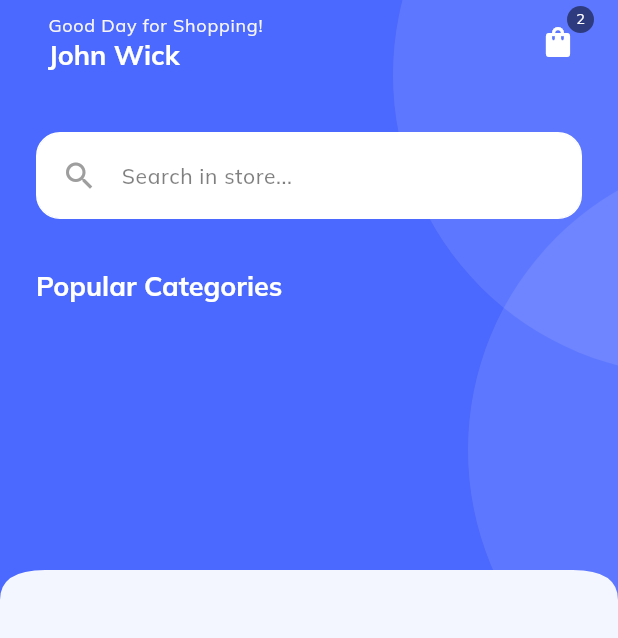
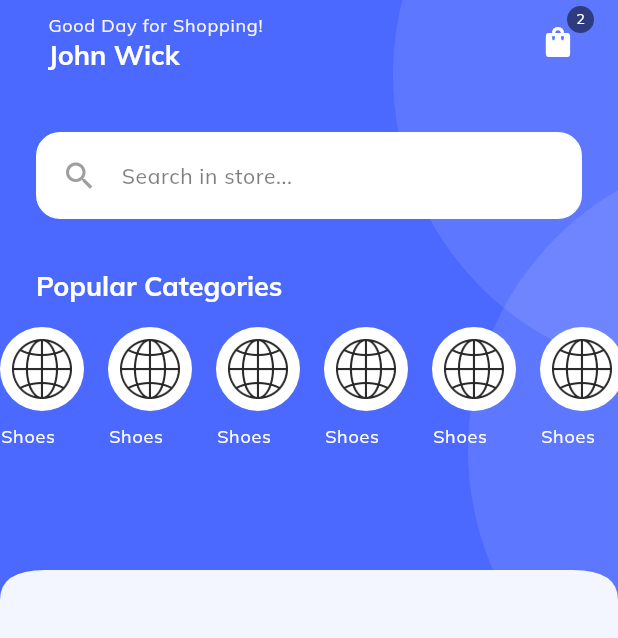
Before and after one commit to ShazidMorshed14/farsight-vendor-app, a Flutter app: the HeroScreen screen opened directly, on a phone screen of 412 x 824 dp. Shown: the top 638 px of the screen. Run offline on Flutter 3.47's test engine with Material 3 defaults, Android fonts, the phone set to English and light mode, and no system bars; our stand-ins replace connectivity_plus, dio, dropdown_button2, flutter_native_splash, flutter_secure_storage, get and 2 more; accounts and stored records are empty.

Commit message:
category section design added

```diff
--- a/lib/common/widgets/headings/section_heading.dart
+++ b/lib/common/widgets/headings/section_heading.dart
@@ -8,7 +8,7 @@ class TSectionHeading extends StatelessWidget {
       this.textColor = Colors.white,
       this.buttonTitle = 'View all',
       required this.title,
-      this.showActionButton = false});
+      this.showActionButton = true});
 
   final Color? textColor;
   final bool showActionButton;
@@ -22,6 +22,7 @@ class TSectionHeading extends StatelessWidget {
       child: Column(
         children: [
           Row(
+            mainAxisAlignment: MainAxisAlignment.spaceBetween,
             children: [
               Text(
                 'Popular Categories',
@@ -33,7 +34,12 @@ class TSectionHeading extends StatelessWidget {
                 overflow: TextOverflow.ellipsis,
               ),
               if (showActionButton)
-                TextButton(onPressed: onPressed, child: Text('view all'))
+                TextButton(
+                    onPressed: onPressed,
+                    child: Text(
+                      buttonTitle,
+                      style: TextStyle(color: Colors.white),
+                    ))
             ],
           )
         ],
--- a/lib/constants/env.dart
+++ b/lib/constants/env.dart
@@ -8,7 +8,7 @@ class Environment {
         'mode': 'DEVELOPMENT',
         'appName': 'Farsight',
         'version': '1.0.0-poc',
-        'baseUrl': 'https://farsight-server.onrender.com/api/v1',
+        'baseUrl': 'http://192.168.0.100:5000/api/v1',
         'secretPin': '9999'
       };
     }
@@ -16,7 +16,7 @@ class Environment {
       'mode': 'STAGING',
       'appName': 'Farsight',
       'version': '1.0.0',
-      'baseUrl': 'http://192.168.0.106:5000/api/v1',
+      'baseUrl': 'https://farsight-server.onrender.com/api/v1',
       'secretPin': '1780'
     };
   }
--- a/lib/screens/hero_screen.dart
+++ b/lib/screens/hero_screen.dart
@@ -1,3 +1,11 @@
+// ignore_for_file: public_member_api_docs, sort_constructors_first
+import 'package:flutter/cupertino.dart';
+import 'package:flutter/material.dart';
+import 'package:flutter/widgets.dart';
+import 'package:get/get.dart';
+import 'package:get_storage/get_storage.dart';
+import 'package:intl/intl.dart';
+
 import 'package:farsight_vendor_app/common/widgets/appbar/appbar.dart';
 import 'package:farsight_vendor_app/common/widgets/containers/circular_container.dart';
 import 'package:farsight_vendor_app/common/widgets/containers/primary_header_container.dart';
@@ -7,17 +15,11 @@ import 'package:farsight_vendor_app/common/widgets/curved_edges/curved_edges_wid
 import 'package:farsight_vendor_app/common/widgets/headings/section_heading.dart';
 import 'package:farsight_vendor_app/common/widgets/hero/home_appbar.dart';
 import 'package:farsight_vendor_app/common/widgets/products/cart_menu_icon.dart';
+import 'package:farsight_vendor_app/constants/colors.dart';
 import 'package:farsight_vendor_app/constants/sizes.dart';
 import 'package:farsight_vendor_app/screens/settings_screen.dart';
 import 'package:farsight_vendor_app/utils/routing.dart';
 import 'package:farsight_vendor_app/widgets/screen.dart';
-import 'package:flutter/cupertino.dart';
-import 'package:flutter/material.dart';
-import 'package:flutter/widgets.dart';
-import 'package:get/get.dart';
-import 'package:get_storage/get_storage.dart';
-import 'package:intl/intl.dart';
-import 'package:farsight_vendor_app/constants/colors.dart';
 
 class HeroScreen extends StatefulWidget {
   const HeroScreen({super.key});
@@ -81,6 +83,22 @@ class _HeroScreenState extends State<HeroScreen> {
                   const SizedBox(
                     height: TSizes.spaceBtwItems,
                   ),
+
+                  //categories
+                  SizedBox(
+                    height: 80,
+                    child: ListView.builder(
+                        shrinkWrap: true,
+                        itemCount: 6,
+                        scrollDirection: Axis.horizontal,
+                        itemBuilder: (_, index) {
+                          return TVerticalImageText(
+                            image: 'assets/icons/globe.png',
+                            title: 'Shoes',
+                            onTap: () {},
+                          );
+                        }),
+                  )
                 ],
               ))
             ],
@@ -123,3 +141,61 @@ class _HeroScreenState extends State<HeroScreen> {
     // }
   }
 }
+
+class TVerticalImageText extends StatelessWidget {
+  const TVerticalImageText({
+    super.key,
+    required this.image,
+    required this.title,
+    this.textColor = Colors.white,
+    this.backgroundColor = Colors.white,
+    this.onTap,
+  });
+
+  final String image, title;
+  final Color textColor;
+  final Color? backgroundColor;
+  final void Function()? onTap;
+
+  @override
+  Widget build(BuildContext context) {
+    return GestureDetector(
+      onTap: onTap,
+      child: Padding(
+        padding: const EdgeInsets.only(right: TSizes.spaceBtwItems),
+        child: Column(
+          children: [
+            Container(
+              width: 56,
+              height: 56,
+              padding: const EdgeInsets.all(TSizes.sm),
+              decoration: BoxDecoration(
+                  color: backgroundColor,
+                  borderRadius: BorderRadius.circular(100)),
+              child: Center(
+                child: Image(
+                  image: AssetImage(image),
+                  fit: BoxFit.cover,
+                  color: TColors.dark,
+                ),
+              ),
+            ),
+            const SizedBox(height: TSizes.spaceBtwItems / 2),
+            SizedBox(
+              width: 55,
+              child: Text(
+                title,
+                style: Theme.of(context)
+                    .textTheme
+                    .labelMedium!
+                    .apply(color: textColor),
+                maxLines: 1,
+                overflow: TextOverflow.ellipsis,
+              ),
+            )
+          ],
+        ),
+      ),
+    );
+  }
+}
```
